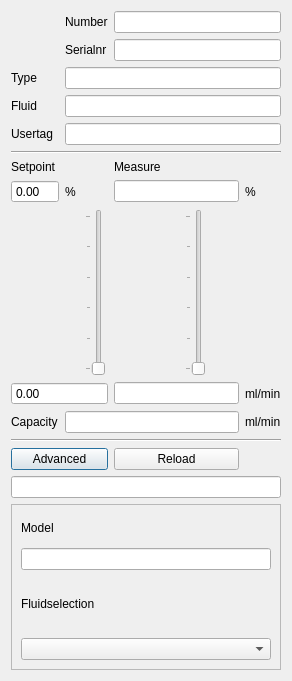
The window that ui/flowchannel.ui (ArJKloek/FlowControl) describes before a commit, drawn with Qt 5.
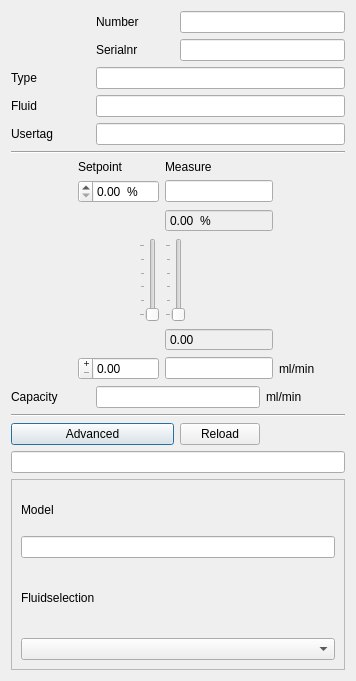
The same window after the commit.

Diff of the .ui file:
```diff
--- a/ui/flowchannel.ui
+++ b/ui/flowchannel.ui
@@ -6,7 +6,7 @@
    <rect>
     <x>0</x>
     <y>0</y>
-    <width>292</width>
+    <width>356</width>
     <height>681</height>
    </rect>
   </property>
@@ -16,6 +16,70 @@
     <height>5</height>
    </size>
   </property>
+  <property name="palette">
+   <palette>
+    <active>
+     <colorrole role="WindowText">
+      <brush brushstyle="SolidPattern">
+       <color alpha="255">
+        <red>0</red>
+        <green>0</green>
+        <blue>0</blue>
+       </color>
+      </brush>
+     </colorrole>
+     <colorrole role="Text">
+      <brush brushstyle="SolidPattern">
+       <color alpha="255">
+        <red>0</red>
+        <green>0</green>
+        <blue>0</blue>
+       </color>
+      </brush>
+     </colorrole>
+    </active>
+    <inactive>
+     <colorrole role="WindowText">
+      <brush brushstyle="SolidPattern">
+       <color alpha="255">
+        <red>0</red>
+        <green>0</green>
+        <blue>0</blue>
+       </color>
+      </brush>
+     </colorrole>
+     <colorrole role="Text">
+      <brush brushstyle="SolidPattern">
+       <color alpha="255">
+        <red>0</red>
+        <green>0</green>
+        <blue>0</blue>
+       </color>
+      </brush>
+     </colorrole>
+    </inactive>
+    <disabled>
+     <colorrole role="WindowText">
+      <brush brushstyle="SolidPattern">
+       <color alpha="255">
+        <red>0</red>
+        <green>0</green>
+        <blue>0</blue>
+       </color>
+      </brush>
+     </colorrole>
+     <colorrole role="Text">
+      <brush brushstyle="SolidPattern">
+       <color alpha="255">
+        <red>0</red>
+        <green>0</green>
+        <blue>0</blue>
+       </color>
+      </brush>
+     </colorrole>
+    </disabled>
+   </palette>
+  </property>
   <property name="windowTitle">
    <string>FlowChannel</string>
   </property>
@@ -47,44 +111,6 @@
      </property>
     </widget>
    </item>
-   <item row="8" column="0">
-    <widget class="QLabel" name="lb_setpoint">
-     <property name="text">
-      <string>Setpoint</string>
-     </property>
-    </widget>
-   </item>
-   <item row="11" column="2">
-    <widget class="QLineEdit" name="le_measure_flow">
-     <property name="enabled">
-      <bool>true</bool>
-     </property>
-     <property name="readOnly">
-      <bool>true</bool>
-     </property>
-    </widget>
-   </item>
-   <item row="11" column="3">
-    <widget class="QLabel" name="lb_unit1">
-     <property name="text">
-      <string>ml/min</string>
-     </property>
-    </widget>
-   </item>
-   <item row="8" column="2">
-    <widget class="QLabel" name="lb_measure">
-     <property name="text">
-      <string>Measure</string>
-     </property>
-    </widget>
-   </item>
-   <item row="9" column="3">
-    <widget class="QLabel" name="lb_measure_percent">
-     <property name="text">
-      <string>%</string>
-     </property>
-    </widget>
-   </item>
    <item row="17" column="0" colspan="4">
     <widget class="QFrame" name="advancedFrame">
      <property name="enabled">
@@ -147,16 +173,6 @@
      </property>
     </widget>
    </item>
-   <item row="11" column="0" colspan="2">
-    <widget class="QDoubleSpinBox" name="ds_setpoint_flow">
-     <property name="buttonSymbols">
-      <enum>QAbstractSpinBox::NoButtons</enum>
-     </property>
-     <property name="specialValueText">
-      <string/>
-     </property>
-    </widget>
-   </item>
    <item row="2" column="1" colspan="3">
     <widget class="QLineEdit" name="le_type">
      <property name="enabled">
@@ -212,15 +228,46 @@
     </widget>
    </item>
    <item row="10" column="0" colspan="4">
-    <layout class="QHBoxLayout" name="horizontalLayout">
-     <item>
+    <layout class="QGridLayout" name="gridLayout_3">
+     <item row="2" column="3">
+      <widget class="QDoubleSpinBox" name="ds_measure_percent">
+       <property name="enabled">
+        <bool>false</bool>
+       </property>
+       <property name="readOnly">
+        <bool>true</bool>
+       </property>
+       <property name="buttonSymbols">
+        <enum>QAbstractSpinBox::NoButtons</enum>
+       </property>
+       <property name="suffix">
+        <string>  %</string>
+       </property>
+       <property name="maximum">
+        <double>100.000000000000000</double>
+       </property>
+      </widget>
+     </item>
+     <item row="3" column="2">
       <widget class="QSlider" name="vs_setpoint">
+       <property name="sizePolicy">
+        <sizepolicy hsizetype="Fixed" vsizetype="Expanding">
+         <horstretch>0</horstretch>
+         <verstretch>0</verstretch>
+        </sizepolicy>
+       </property>
+       <property name="layoutDirection">
+        <enum>Qt::RightToLeft</enum>
+       </property>
        <property name="maximum">
         <number>100</number>
        </property>
        <property name="orientation">
         <enum>Qt::Vertical</enum>
        </property>
+       <property name="invertedAppearance">
+        <bool>false</bool>
+       </property>
        <property name="tickPosition">
         <enum>QSlider::TicksAbove</enum>
        </property>
@@ -229,11 +276,30 @@
        </property>
       </widget>
      </item>
-     <item>
+     <item row="5" column="2">
+      <widget class="QDoubleSpinBox" name="ds_setpoint_flow">
+       <property name="layoutDirection">
+        <enum>Qt::RightToLeft</enum>
+       </property>
+       <property name="buttonSymbols">
+        <enum>QAbstractSpinBox::PlusMinus</enum>
+       </property>
+       <property name="specialValueText">
+        <string/>
+       </property>
+      </widget>
+     </item>
+     <item row="3" column="3">
       <widget class="QSlider" name="vs_measure">
        <property name="enabled">
         <bool>true</bool>
        </property>
+       <property name="sizePolicy">
+        <sizepolicy hsizetype="Fixed" vsizetype="Expanding">
+         <horstretch>0</horstretch>
+         <verstretch>0</verstretch>
+        </sizepolicy>
+       </property>
        <property name="maximum">
         <number>100</number>
        </property>
@@ -248,6 +314,120 @@
        </property>
       </widget>
      </item>
+     <item row="1" column="3">
+      <widget class="QLineEdit" name="le_measure_percent">
+       <property name="enabled">
+        <bool>true</bool>
+       </property>
+       <property name="sizePolicy">
+        <sizepolicy hsizetype="Minimum" vsizetype="Fixed">
+         <horstretch>0</horstretch>
+         <verstretch>0</verstretch>
+        </sizepolicy>
+       </property>
+       <property name="readOnly">
+        <bool>true</bool>
+       </property>
+      </widget>
+     </item>
+     <item row="5" column="4">
+      <widget class="QLabel" name="lb_unit1">
+       <property name="text">
+        <string>ml/min</string>
+       </property>
+      </widget>
+     </item>
+     <item row="5" column="3">
+      <widget class="QLineEdit" name="le_measure_flow">
+       <property name="enabled">
+        <bool>true</bool>
+       </property>
+       <property name="sizePolicy">
+        <sizepolicy hsizetype="Minimum" vsizetype="Fixed">
+         <horstretch>0</horstretch>
+         <verstretch>0</verstretch>
+        </sizepolicy>
+       </property>
+       <property name="readOnly">
+        <bool>true</bool>
+       </property>
+      </widget>
+     </item>
+     <item row="0" column="1" rowspan="4">
+      <spacer name="horizontalSpacer">
+       <property name="orientation">
+        <enum>Qt::Horizontal</enum>
+       </property>
+       <property name="sizeHint" stdset="0">
+        <size>
+         <width>60</width>
+         <height>20</height>
+        </size>
+       </property>
+      </spacer>
+     </item>
+     <item row="0" column="4" rowspan="4">
+      <spacer name="horizontalSpacer_2">
+       <property name="orientation">
+        <enum>Qt::Horizontal</enum>
+       </property>
+       <property name="sizeHint" stdset="0">
+        <size>
+         <width>60</width>
+         <height>20</height>
+        </size>
+       </property>
+      </spacer>
+     </item>
+     <item row="1" column="2">
+      <widget class="QDoubleSpinBox" name="ds_setpoint_percent">
+       <property name="layoutDirection">
+        <enum>Qt::RightToLeft</enum>
+       </property>
+       <property name="buttonSymbols">
+        <enum>QAbstractSpinBox::UpDownArrows</enum>
+       </property>
+       <property name="suffix">
+        <string>  %</string>
+       </property>
+       <property name="maximum">
+        <double>100.000000000000000</double>
+       </property>
+      </widget>
+     </item>
+     <item row="0" column="3">
+      <widget class="QLabel" name="lb_measure">
+       <property name="text">
+        <string>Measure</string>
+       </property>
+      </widget>
+     </item>
+     <item row="0" column="2">
+      <widget class="QLabel" name="lb_setpoint">
+       <property name="text">
+        <string>Setpoint</string>
+       </property>
+      </widget>
+     </item>
+     <item row="4" column="3">
+      <widget class="QDoubleSpinBox" name="ds_measure_flow">
+       <property name="enabled">
+        <bool>false</bool>
+       </property>
+       <property name="acceptDrops">
+        <bool>false</bool>
+       </property>
+       <property name="readOnly">
+        <bool>true</bool>
+       </property>
+       <property name="buttonSymbols">
+        <enum>QAbstractSpinBox::NoButtons</enum>
+       </property>
+       <property name="maximum">
+        <double>100.000000000000000</double>
+       </property>
+      </widget>
+     </item>
     </layout>
    </item>
    <item row="13" column="3">
@@ -264,23 +444,6 @@
      </property>
     </widget>
    </item>
-   <item row="9" column="2">
-    <widget class="QLineEdit" name="le_measure_percent">
-     <property name="enabled">
-      <bool>true</bool>
-     </property>
-     <property name="readOnly">
-      <bool>true</bool>
-     </property>
-    </widget>
-   </item>
-   <item row="9" column="1">
-    <widget class="QLabel" name="lb_sp_percent">
-     <property name="text">
-      <string>%</string>
-     </property>
-    </widget>
-   </item>
    <item row="15" column="2">
     <widget class="QPushButton" name="pb_reload">
      <property name="text">
@@ -312,16 +475,6 @@
    <item row="16" column="0" colspan="4">
     <widget class="QLineEdit" name="le_status"/>
    </item>
-   <item row="9" column="0">
-    <widget class="QDoubleSpinBox" name="ds_setpoint_percent">
-     <property name="buttonSymbols">
-      <enum>QAbstractSpinBox::NoButtons</enum>
-     </property>
-     <property name="maximum">
-      <double>100.000000000000000</double>
-     </property>
-    </widget>
-   </item>
   </layout>
  </widget>
  <resources>
```
